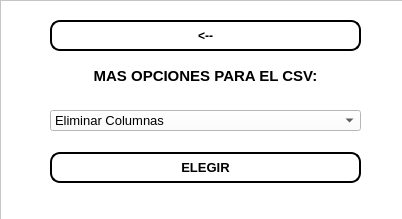
Above: CSV/interfaz/VentanaOpciones.ui from DanielRojas2002/PyQt5 before the change. Below: the same form after it.
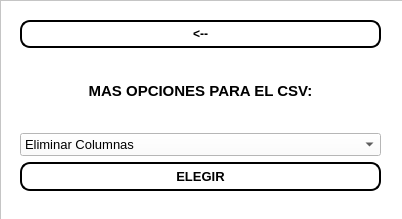
That is the form after the change.

Commit message: Quite opciones

Diff of the .ui file:
```diff
--- a/CSV/interfaz/VentanaOpciones.ui
+++ b/CSV/interfaz/VentanaOpciones.ui
@@ -10,6 +10,18 @@
     <height>219</height>
    </rect>
   </property>
+  <property name="minimumSize">
+   <size>
+    <width>402</width>
+    <height>219</height>
+   </size>
+  </property>
+  <property name="maximumSize">
+   <size>
+    <width>402</width>
+    <height>219</height>
+   </size>
+  </property>
   <property name="windowTitle">
    <string>Opciones CSV</string>
   </property>
@@ -17,15 +29,64 @@
    <string notr="true"/>
   </property>
   <widget class="QWidget" name="centralwidget">
+   <widget class="QFrame" name="frame">
+    <property name="geometry">
+     <rect>
+      <x>0</x>
+      <y>0</y>
+      <width>411</width>
+      <height>221</height>
+     </rect>
+    </property>
+    <property name="styleSheet">
+     <string notr="true">background-color: rgb(255, 255, 255);</string>
+    </property>
+    <property name="frameShape">
+     <enum>QFrame::StyledPanel</enum>
+    </property>
+    <property name="frameShadow">
+     <enum>QFrame::Raised</enum>
+    </property>
+    <widget class="QWidget" name="">
+     <property name="geometry">
+      <rect>
+       <x>20</x>
+       <y>20</y>
+       <width>361</width>
+       <height>171</height>
+      </rect>
+     </property>
+     <layout class="QVBoxLayout" name="verticalLayout">
+      <item>
+       <widget class="QPushButton" name="regresar">
+        <property name="font">
+         <font>
+          <weight>75</weight>
+          <bold>true</bold>
+         </font>
+        </property>
+        <property name="styleSheet">
+         <string notr="true">QPushButton{
+	padding :5px;
+	border-radius:10px;
+	border:1.5px solid black;
+
+}
+
+QPushButton:hover
+{
+	background-color: rgb(165, 175, 173);
+}
+
+</string>
+        </property>
+        <property name="text">
+         <string>&lt;--</string>
+        </property>
+       </widget>
+      </item>
+      <item>
    <widget class="QLabel" name="titulo">
-    <property name="geometry">
-     <rect>
-      <x>50</x>
-      <y>60</y>
-      <width>311</width>
-      <height>31</height>
-     </rect>
-    </property>
     <property name="font">
      <font>
       <pointsize>11</pointsize>
@@ -43,53 +104,9 @@
      <set>Qt::AlignCenter</set>
     </property>
    </widget>
-   <widget class="QPushButton" name="elegir">
-    <property name="geometry">
-     <rect>
-      <x>50</x>
-      <y>152</y>
-      <width>311</width>
-      <height>31</height>
-     </rect>
-    </property>
-    <property name="font">
-     <font>
-      <pointsize>10</pointsize>
-      <weight>75</weight>
-      <bold>true</bold>
-     </font>
-    </property>
-    <property name="cursor">
-     <cursorShape>PointingHandCursor</cursorShape>
-    </property>
-    <property name="styleSheet">
-     <string notr="true">QPushButton{
-	padding :5px;
-	border-radius:10px;
-	border:1.5px solid black;
-
-}
-
-QPushButton:hover
-{
-	background-color: rgb(165, 175, 173);
-}
-
-</string>
-    </property>
-    <property name="text">
-     <string>ELEGIR</string>
-    </property>
-   </widget>
+      </item>
+      <item>
    <widget class="QComboBox" name="opciones">
-    <property name="geometry">
-     <rect>
-      <x>50</x>
-      <y>110</y>
-      <width>311</width>
-      <height>21</height>
-     </rect>
-    </property>
     <property name="font">
      <font>
       <pointsize>10</pointsize>
@@ -137,37 +154,25 @@
       <string>Buscar Datos en especifico del CSV y Generar CSV</string>
      </property>
     </item>
-    <item>
-     <property name="text">
-      <string>Elegir Columnas y Generar un CSV</string>
-     </property>
-    </item>
     <item>
      <property name="text">
       <string>Hacer Operaciones entre columnas</string>
      </property>
     </item>
+       </widget>
+      </item>
     <item>
-     <property name="text">
-      <string>Referencia Cruzada</string>
-     </property>
-    </item>
-   </widget>
-   <widget class="QPushButton" name="regresar">
-    <property name="geometry">
-     <rect>
-      <x>50</x>
-      <y>20</y>
-      <width>311</width>
-      <height>31</height>
-     </rect>
-    </property>
+       <widget class="QPushButton" name="elegir">
     <property name="font">
      <font>
+          <pointsize>10</pointsize>
       <weight>75</weight>
       <bold>true</bold>
      </font>
     </property>
+        <property name="cursor">
+         <cursorShape>PointingHandCursor</cursorShape>
+        </property>
     <property name="styleSheet">
      <string notr="true">QPushButton{
 	padding :5px;
@@ -184,27 +189,14 @@
 </string>
     </property>
     <property name="text">
-     <string>&lt;--</string>
-    </property>
-   </widget>
-   <widget class="QFrame" name="frame">
-    <property name="geometry">
-     <rect>
-      <x>0</x>
-      <y>0</y>
-      <width>411</width>
-      <height>221</height>
-     </rect>
-    </property>
-    <property name="styleSheet">
-     <string notr="true">background-color: rgb(255, 255, 255);</string>
-    </property>
-    <property name="frameShape">
-     <enum>QFrame::StyledPanel</enum>
-    </property>
-    <property name="frameShadow">
-     <enum>QFrame::Raised</enum>
-    </property>
+         <string>ELEGIR</string>
+        </property>
+       </widget>
+      </item>
+     </layout>
+     <zorder>regresar</zorder>
+     <zorder>titulo</zorder>
+    </widget>
    </widget>
    <zorder>frame</zorder>
    <zorder>titulo</zorder>
```
Lines whose indentation alone changed are shown as unchanged. The commit also changes 1 other file.
